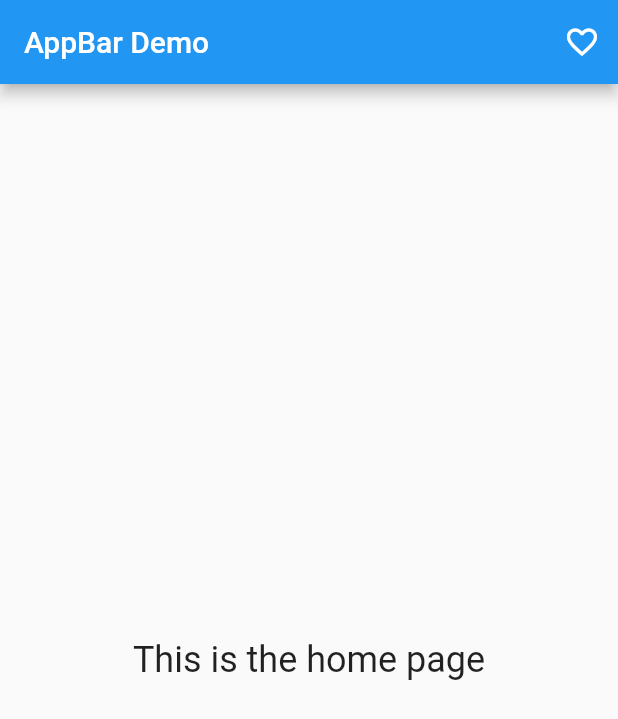
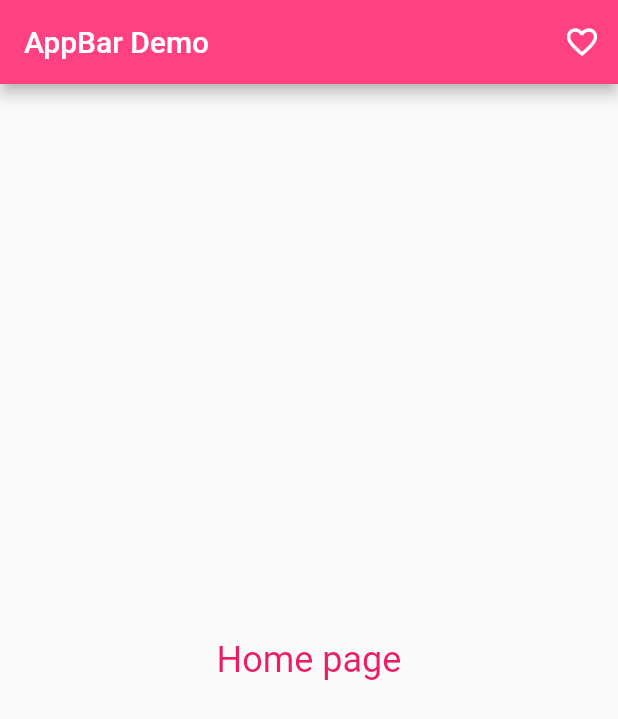
Before and after one commit to kamkoum-sabrine/statefull-widget-flutter, a Flutter app: the screen it shows after launch, on a phone screen of 412 x 824 dp. Shown: the top 719 px of the screen. Run offline on Flutter 3.47's test engine with Material 2 defaults, Android fonts, the phone set to English and light mode, and no system bars.

Commit message:
create body

```diff
--- a/lib/main.dart
+++ b/lib/main.dart
@@ -39,15 +39,14 @@ class WidgetStatefull extends StatefulWidget {
 class _WidgetStatefull extends State<WidgetStatefull> {
   String _displaytext = "face";
 
-  IconData? _icon = Icons.face_outlined;
-
-  bool face = true;
+  String _textHome = "Home page";
 
   @override
   Widget build(BuildContext context) {
     return Scaffold(
       appBar: AppBar(
         title: const Text('AppBar Demo'),
+        backgroundColor: Colors.pinkAccent,
         actions: <Widget>[
           IconButton(
             icon: const Icon(Icons.favorite_border_outlined),
@@ -55,10 +54,10 @@ class _WidgetStatefull extends State<WidgetStatefull> {
           ),
         ],
       ),
-      body: const Center(
+      body: Center(
         child: Text(
-          'This is the home page',
-          style: TextStyle(fontSize: 24),
+          _textHome,
+          style: TextStyle(fontSize: 24, color: Colors.pink),
         ),
       ),
     );
```
